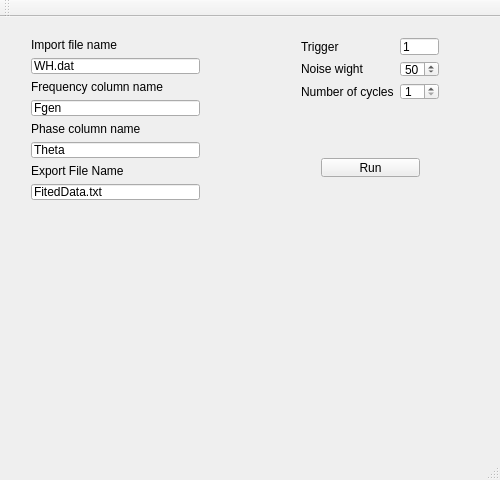
Before: the Qt Designer form mainwindow.ui in mefisto545/Tortik, drawn with Qt 5.
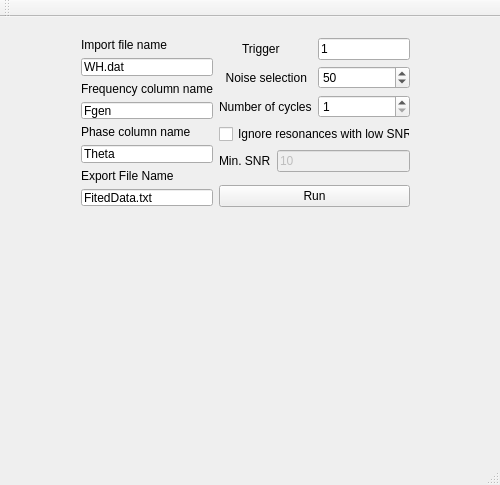
After: the same form once the commit is applied. Custom widgets are drawn as their Qt base class.

```diff
--- a/mainwindow.ui
+++ b/mainwindow.ui
@@ -7,7 +7,7 @@
     <x>0</x>
     <y>0</y>
     <width>500</width>
-    <height>480</height>
+    <height>485</height>
    </rect>
   </property>
   <property name="minimumSize">
@@ -20,101 +20,27 @@
    <string>MainWindow</string>
   </property>
   <widget class="QWidget" name="centralWidget">
-   <widget class="QWidget" name="formLayoutWidget">
-    <property name="geometry">
-     <rect>
-      <x>290</x>
-      <y>10</y>
-      <width>160</width>
-      <height>84</height>
-     </rect>
-    </property>
-    <layout class="QFormLayout" name="formLayout">
-     <item row="0" column="1">
-      <widget class="QLineEdit" name="lineEditTrigg">
-       <property name="text">
-        <string>1</string>
-       </property>
-      </widget>
-     </item>
-     <item row="0" column="0">
-      <widget class="QLabel" name="labelTrigg">
-       <property name="text">
-        <string>Trigger</string>
-       </property>
-      </widget>
-     </item>
-     <item row="2" column="1">
-      <layout class="QHBoxLayout" name="horizontalLayout_2">
-       <item>
-        <widget class="QSpinBox" name="spinBoxCycleNum">
-         <property name="minimum">
-          <number>1</number>
-         </property>
-         <property name="maximum">
-          <number>10</number>
-         </property>
-        </widget>
-       </item>
-      </layout>
-     </item>
-     <item row="2" column="0">
-      <widget class="QLabel" name="label">
-       <property name="text">
-        <string>Number of cycles</string>
-       </property>
-      </widget>
-     </item>
-     <item row="1" column="1">
-      <widget class="QSpinBox" name="spinBoxW">
-       <property name="minimum">
-        <number>1</number>
-       </property>
-       <property name="maximum">
-        <number>999</number>
-       </property>
-       <property name="value">
-        <number>50</number>
-       </property>
-      </widget>
-     </item>
-     <item row="1" column="0">
-      <widget class="QLabel" name="labelW">
-       <property name="text">
-        <string>Noise wight</string>
-       </property>
-      </widget>
-     </item>
-    </layout>
-   </widget>
-   <widget class="QWidget" name="horizontalLayoutWidget">
-    <property name="geometry">
-     <rect>
-      <x>310</x>
-      <y>130</y>
-      <width>121</width>
-      <height>41</height>
-     </rect>
-    </property>
-    <layout class="QHBoxLayout" name="horizontalLayout">
-     <item>
-      <widget class="QPushButton" name="pushButtonRun">
-       <property name="text">
-        <string>Run</string>
-       </property>
-      </widget>
-     </item>
-    </layout>
-   </widget>
-   <widget class="QWidget" name="verticalLayoutWidget">
+   <widget class="QCustomPlot" name="customPlot" native="true">
     <property name="geometry">
      <rect>
       <x>20</x>
+      <y>220</y>
+      <width>461</width>
+      <height>231</height>
+     </rect>
+    </property>
+   </widget>
+   <widget class="QWidget" name="horizontalLayoutWidget_3">
+    <property name="geometry">
+     <rect>
+      <x>70</x>
       <y>10</y>
-      <width>191</width>
-      <height>184</height>
+      <width>351</width>
+      <height>191</height>
      </rect>
     </property>
+    <layout class="QHBoxLayout" name="horizontalLayout_4">
+     <item>
     <layout class="QVBoxLayout" name="verticalLayout">
      <item>
       <widget class="QLabel" name="labelImport">
@@ -173,17 +99,136 @@
       </widget>
      </item>
     </layout>
-   </widget>
-   <widget class="QCustomPlot" name="customPlot" native="true">
-    <property name="geometry">
-     <rect>
-      <x>20</x>
-      <y>200</y>
-      <width>461</width>
-      <height>231</height>
-     </rect>
-    </property>
-   </widget>
+     </item>
+     <item>
+      <layout class="QFormLayout" name="formLayout">
+       <item row="0" column="0">
+        <widget class="QLabel" name="labelTrigg">
+         <property name="text">
+          <string>       Trigger</string>
+         </property>
+        </widget>
+       </item>
+       <item row="0" column="1">
+        <widget class="QLineEdit" name="lineEditTrigg">
+         <property name="text">
+          <string>1</string>
+         </property>
+        </widget>
+       </item>
+       <item row="1" column="0">
+        <widget class="QLabel" name="labelW">
+         <property name="text">
+          <string>  Noise selection</string>
+         </property>
+        </widget>
+       </item>
+       <item row="1" column="1">
+        <widget class="QSpinBox" name="spinBoxW">
+         <property name="minimum">
+          <number>1</number>
+         </property>
+         <property name="maximum">
+          <number>999</number>
+         </property>
+         <property name="value">
+          <number>50</number>
+         </property>
+        </widget>
+       </item>
+       <item row="2" column="0">
+        <widget class="QLabel" name="label">
+         <property name="text">
+          <string>Number of cycles</string>
+         </property>
+        </widget>
+       </item>
+       <item row="2" column="1">
+        <layout class="QHBoxLayout" name="horizontalLayout_2">
+         <item>
+          <widget class="QSpinBox" name="spinBoxCycleNum">
+           <property name="minimum">
+            <number>1</number>
+           </property>
+           <property name="maximum">
+            <number>10</number>
+           </property>
+          </widget>
+         </item>
+        </layout>
+       </item>
+       <item row="4" column="0" colspan="2">
+        <spacer name="verticalSpacer">
+         <property name="orientation">
+          <enum>Qt::Vertical</enum>
+         </property>
+         <property name="sizeHint" stdset="0">
+          <size>
+           <width>20</width>
+           <height>40</height>
+          </size>
+         </property>
+        </spacer>
+       </item>
+       <item row="3" column="0" colspan="2">
+        <layout class="QVBoxLayout" name="verticalLayout_2">
+         <property name="rightMargin">
+          <number>0</number>
+         </property>
+         <item>
+          <widget class="QCheckBox" name="checkBox">
+           <property name="enabled">
+            <bool>true</bool>
+           </property>
+           <property name="text">
+            <string>Ignore resonances with low SNR</string>
+           </property>
+           <property name="checked">
+            <bool>false</bool>
+           </property>
+          </widget>
+         </item>
+         <item>
+          <layout class="QHBoxLayout" name="horizontalLayout_3">
+           <item>
+            <widget class="QLabel" name="label_2">
+             <property name="text">
+              <string>Min. SNR</string>
+             </property>
+            </widget>
+           </item>
+           <item>
+            <widget class="QLineEdit" name="lineEditSNR">
+             <property name="enabled">
+              <bool>false</bool>
+             </property>
+             <property name="text">
+              <string>10</string>
+             </property>
+            </widget>
+           </item>
+          </layout>
+         </item>
+        </layout>
+       </item>
+       <item row="5" column="0" colspan="2">
+        <layout class="QHBoxLayout" name="horizontalLayout">
+         <item>
+          <widget class="QPushButton" name="pushButtonRun">
+           <property name="text">
+            <string>Run</string>
+           </property>
+          </widget>
+         </item>
+        </layout>
+       </item>
+      </layout>
+     </item>
+    </layout>
+   </widget>
+   <zorder>customPlot</zorder>
+   <zorder>horizontalLayoutWidget_3</zorder>
+   <zorder>formLayoutWidget</zorder>
   </widget>
   <widget class="QMenuBar" name="menuBar">
    <property name="geometry">
```
Left out of the diff: 2 changed lines with no effect on the pictures. Lines whose indentation alone changed are shown as unchanged.
